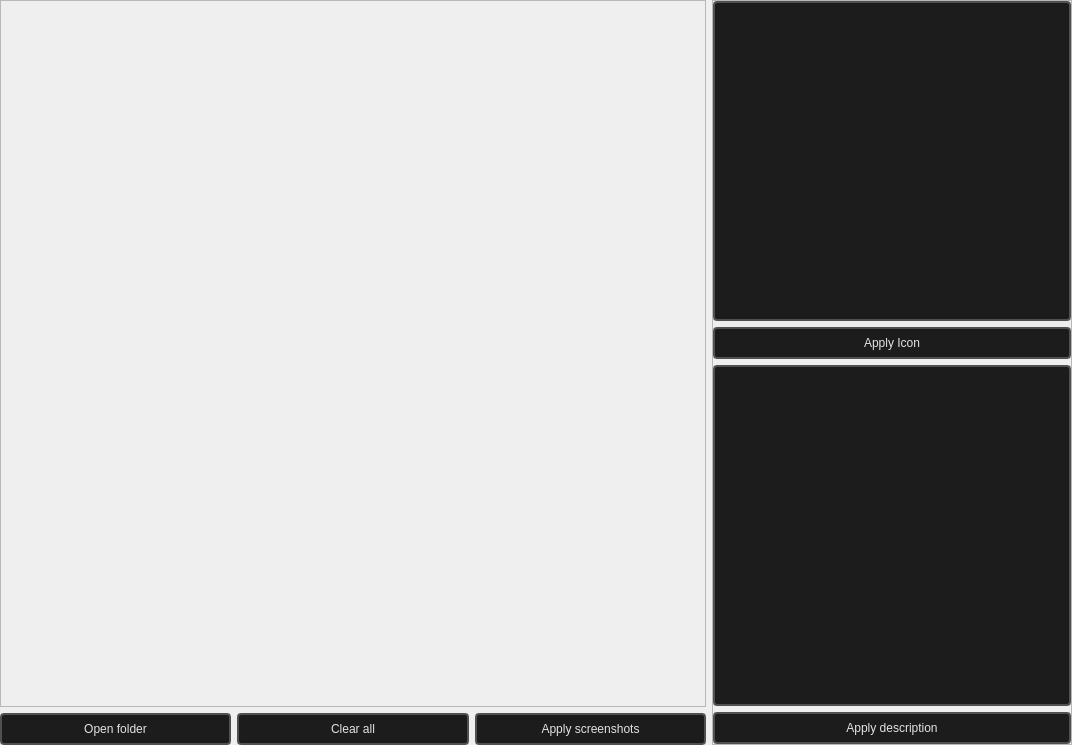
The window that loading_editor/loading_editor_mainwindow.ui (dertwist/Hammer5Tools) describes before a commit, drawn with Qt 5.
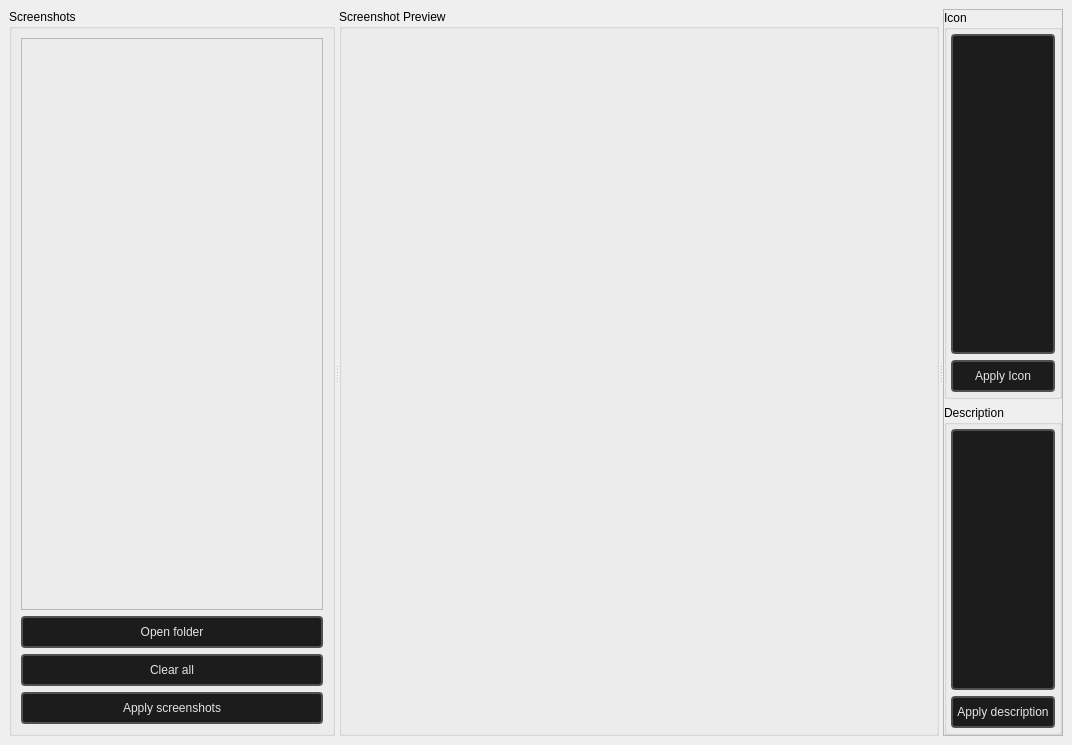
The same window after the commit.

Commit message: Image viewr and loading editor ui update

What changed in the file:
```diff
--- a/loading_editor/loading_editor_mainwindow.ui
+++ b/loading_editor/loading_editor_mainwindow.ui
@@ -14,23 +14,22 @@
    <string>MainWindow</string>
   </property>
   <widget class="QWidget" name="centralwidget">
-   <layout class="QHBoxLayout" name="horizontalLayout_4">
-    <property name="spacing">
-     <number>6</number>
-    </property>
-    <property name="leftMargin">
-     <number>0</number>
-    </property>
-    <property name="topMargin">
-     <number>0</number>
-    </property>
-    <property name="rightMargin">
-     <number>0</number>
-    </property>
-    <property name="bottomMargin">
-     <number>0</number>
-    </property>
+   <layout class="QVBoxLayout" name="verticalLayout_7">
     <item>
+     <widget class="QSplitter" name="splitter_2">
+      <property name="orientation">
+       <enum>Qt::Horizontal</enum>
+      </property>
+      <widget class="QGroupBox" name="screenshots">
+       <property name="sizePolicy">
+        <sizepolicy hsizetype="Preferred" vsizetype="Preferred">
+         <horstretch>0</horstretch>
+         <verstretch>0</verstretch>
+        </sizepolicy>
+       </property>
+       <property name="title">
+        <string>Screenshots</string>
+       </property>
      <layout class="QVBoxLayout" name="verticalLayout">
       <item>
        <widget class="QFrame" name="explorer">
@@ -60,7 +59,7 @@
        </widget>
       </item>
       <item>
-       <layout class="QHBoxLayout" name="horizontalLayout_2">
+         <layout class="QVBoxLayout" name="verticalLayout_5">
         <item>
          <widget class="QPushButton" name="open_folder_button">
           <property name="minimumSize">
@@ -241,8 +240,35 @@
        </layout>
       </item>
      </layout>
-    </item>
-    <item>
+      </widget>
+      <widget class="QSplitter" name="splitter">
+       <property name="orientation">
+        <enum>Qt::Horizontal</enum>
+       </property>
+       <widget class="QGroupBox" name="screenshot_preview">
+        <property name="sizePolicy">
+         <sizepolicy hsizetype="Preferred" vsizetype="Preferred">
+          <horstretch>0</horstretch>
+          <verstretch>0</verstretch>
+         </sizepolicy>
+        </property>
+        <property name="minimumSize">
+         <size>
+          <width>600</width>
+          <height>0</height>
+         </size>
+        </property>
+        <property name="maximumSize">
+         <size>
+          <width>16777215</width>
+          <height>16777215</height>
+         </size>
+        </property>
+        <property name="title">
+         <string>Screenshot Preview</string>
+        </property>
+        <layout class="QVBoxLayout" name="verticalLayout_6"/>
+       </widget>
      <widget class="QFrame" name="frame_2">
       <property name="maximumSize">
        <size>
@@ -270,6 +296,24 @@
         <number>0</number>
        </property>
        <item>
+          <widget class="QGroupBox" name="groupBox_2">
+           <property name="title">
+            <string>Icon</string>
+           </property>
+           <layout class="QVBoxLayout" name="verticalLayout_4">
+            <property name="leftMargin">
+             <number>4</number>
+            </property>
+            <property name="topMargin">
+             <number>4</number>
+            </property>
+            <property name="rightMargin">
+             <number>4</number>
+            </property>
+            <property name="bottomMargin">
+             <number>4</number>
+            </property>
+            <item>
         <widget class="QFrame" name="svg_icon_frame">
          <property name="minimumSize">
           <size>
@@ -378,6 +422,27 @@
          </property>
         </widget>
        </item>
+           </layout>
+          </widget>
+         </item>
+         <item>
+          <widget class="QGroupBox" name="groupBox">
+           <property name="title">
+            <string>Description</string>
+           </property>
+           <layout class="QVBoxLayout" name="verticalLayout_2">
+            <property name="leftMargin">
+             <number>4</number>
+            </property>
+            <property name="topMargin">
+             <number>4</number>
+            </property>
+            <property name="rightMargin">
+             <number>4</number>
+            </property>
+            <property name="bottomMargin">
+             <number>4</number>
+            </property>
        <item>
         <widget class="QPlainTextEdit" name="PlainTextEdit_Description_2">
          <property name="toolTip">
@@ -481,6 +546,11 @@
         </widget>
        </item>
       </layout>
+          </widget>
+         </item>
+        </layout>
+       </widget>
+      </widget>
      </widget>
     </item>
    </layout>
```
Lines whose indentation alone changed are shown as unchanged. The commit also changes 4 other files.
